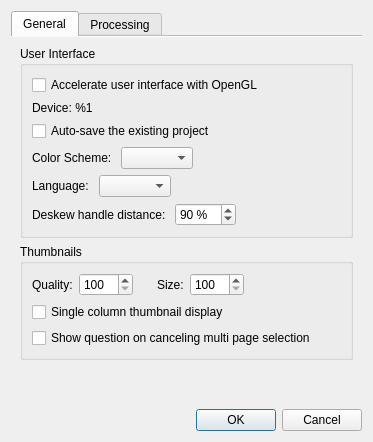
First picture: the form in src/app/SettingsDialog.ui, repository 2ndmax/scantailor-ocr, before the edit.
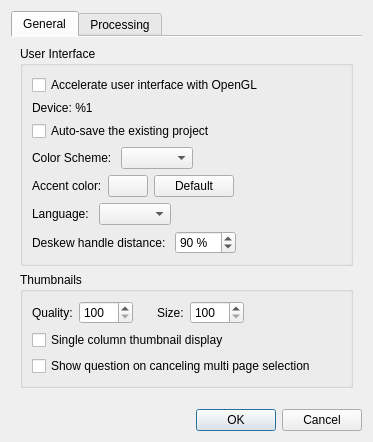
Second picture: the form after the edit.

Commit message: Settings: choose the accent color

```diff
--- a/src/app/SettingsDialog.ui
+++ b/src/app/SettingsDialog.ui
@@ -81,6 +81,47 @@
             </item>
            </layout>
           </item>
+          <item>
+           <layout class="QHBoxLayout" name="accentColorLayout">
+            <item>
+             <widget class="QLabel" name="accentColorLabel">
+              <property name="text">
+               <string>Accent color:</string>
+              </property>
+             </widget>
+            </item>
+            <item>
+             <widget class="QPushButton" name="accentColorButton">
+              <property name="toolTip">
+               <string>The color of the borders of hovered and focused controls, of the selected thumbnails and of the progress bar.  Takes effect after a restart.  Not used by the native color scheme, which takes the colors of the system.</string>
+              </property>
+             </widget>
+            </item>
+            <item>
+             <widget class="QPushButton" name="accentColorDefaultButton">
+              <property name="toolTip">
+               <string>Use the accent color of the color scheme.</string>
+              </property>
+              <property name="text">
+               <string>Default</string>
+              </property>
+             </widget>
+            </item>
+            <item>
+             <spacer name="accentColorSpacer">
+              <property name="orientation">
+               <enum>Qt::Horizontal</enum>
+              </property>
+              <property name="sizeHint" stdset="0">
+               <size>
+                <width>1</width>
+                <height>1</height>
+               </size>
+              </property>
+             </spacer>
+            </item>
+           </layout>
+          </item>
           <item>
            <layout class="QHBoxLayout" name="horizontalLayout_4">
             <item>
```
The commit also changes 19 other files.
